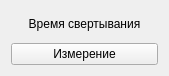
Old version of the form choisedialog/ko1.ui in the repository krang4d/Agrekola.
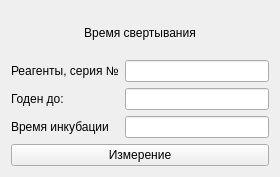
New version of the form.

Patch:
```diff
--- a/choisedialog/ko1.ui
+++ b/choisedialog/ko1.ui
@@ -6,15 +6,13 @@
    <rect>
     <x>0</x>
     <y>0</y>
-    <width>169</width>
-    <height>76</height>
+    <width>280</width>
+    <height>177</height>
    </rect>
   </property>
   <property name="windowTitle">
    <string>Form</string>
   </property>
-  <layout class="QVBoxLayout" name="verticalLayout_2">
-   <item>
     <layout class="QVBoxLayout" name="verticalLayout">
      <item>
       <widget class="QLabel" name="label">
@@ -29,6 +27,40 @@
        </property>
       </widget>
      </item>
+   <item>
+    <layout class="QFormLayout" name="formLayout_2">
+     <item row="0" column="0">
+      <widget class="QLabel" name="label_84">
+       <property name="text">
+        <string>Реагенты, серия №</string>
+       </property>
+      </widget>
+     </item>
+     <item row="0" column="1">
+      <widget class="QLineEdit" name="lineEdit_17"/>
+     </item>
+     <item row="1" column="0">
+      <widget class="QLabel" name="label_85">
+       <property name="text">
+        <string>Годен до:</string>
+       </property>
+      </widget>
+     </item>
+     <item row="1" column="1">
+      <widget class="QLineEdit" name="lineEdit_16"/>
+     </item>
+     <item row="2" column="0">
+      <widget class="QLabel" name="label_2">
+       <property name="text">
+        <string>Время инкубации</string>
+       </property>
+      </widget>
+     </item>
+     <item row="2" column="1">
+      <widget class="QLineEdit" name="lineEdit"/>
+     </item>
+    </layout>
+   </item>
      <item>
       <widget class="QPushButton" name="startButton">
        <property name="text">
@@ -38,8 +70,6 @@
         <string>Return</string>
        </property>
       </widget>
-     </item>
-    </layout>
    </item>
   </layout>
  </widget>
```
Lines whose indentation alone changed are shown as unchanged.
